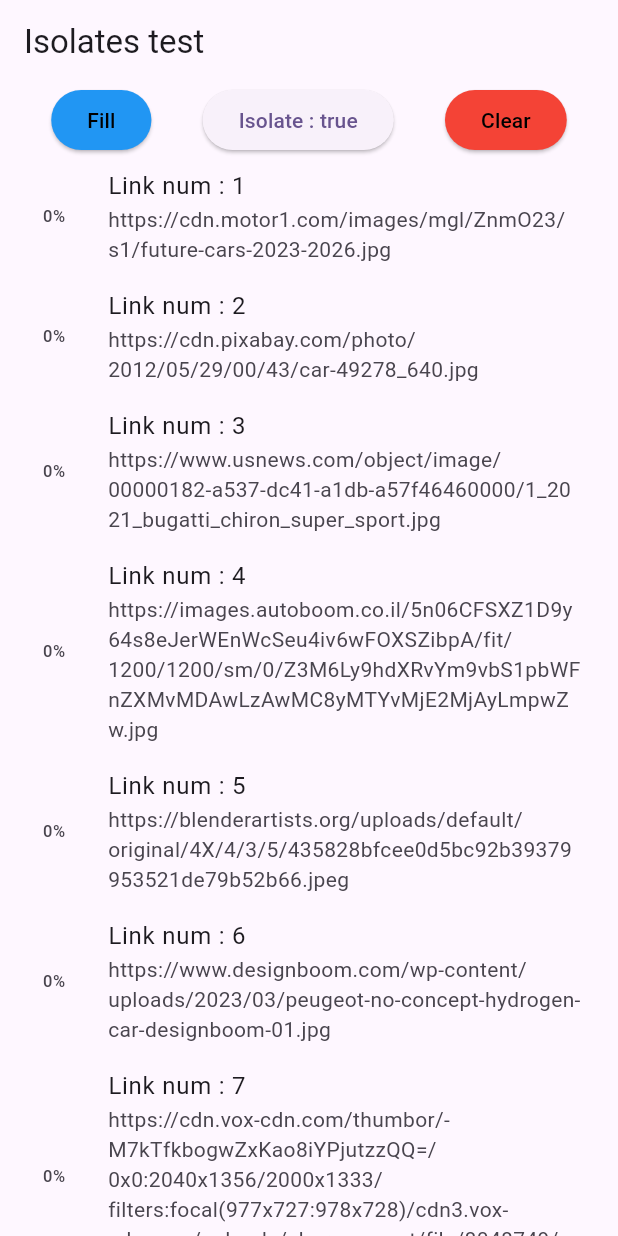
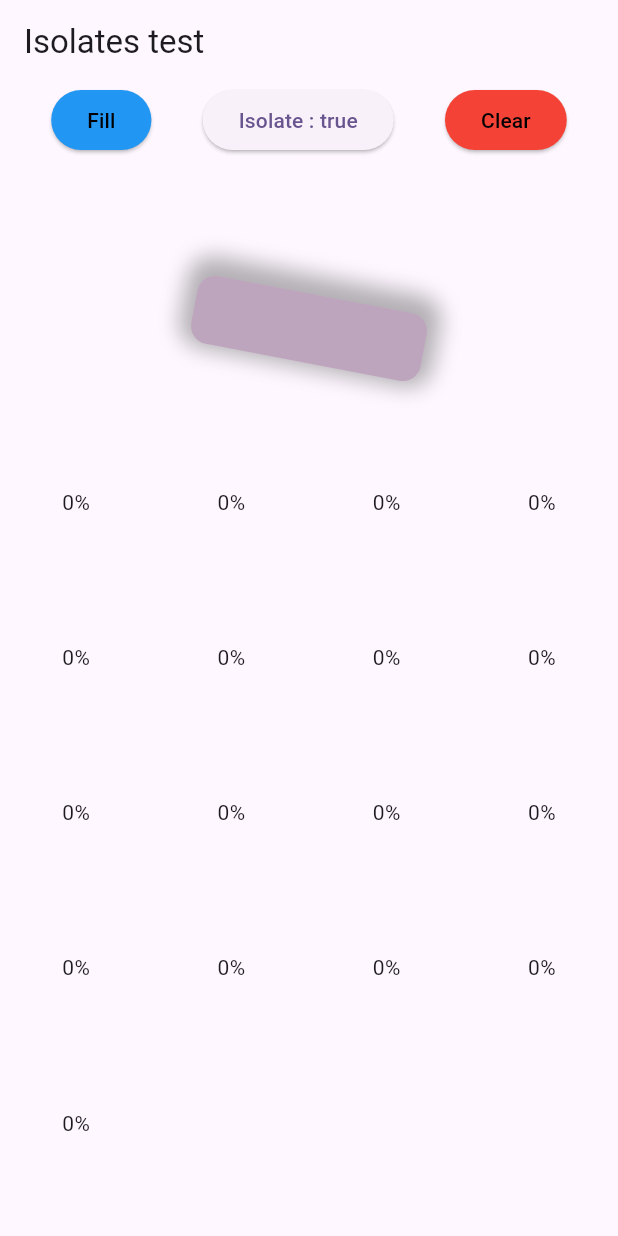
Before and after one commit to saharvx9/image_download_isolate, a Flutter app: the screen it shows after launch, after a tap on "Fill", on a phone screen of 412 x 824 dp. Run offline on Flutter 3.47's test engine with Material 3 defaults, Android fonts, the phone set to English and light mode, and no system bars.

Commit message:
Add animation and counter fps

```diff
--- /dev/null
+++ b/lib/fps_counter.dart
@@ -0,0 +1,43 @@
+
+import 'package:flutter/scheduler.dart';
+
+class FPSCounter {
+  int _frameCount = 0;
+  double _totalFPS = 0;
+  int _fpsCount = 0;
+  Duration _startTime = Duration.zero;
+  bool _shouldDoWork = false;
+
+  void init() {
+    SchedulerBinding.instance.addPersistentFrameCallback((timeStamp) {
+      if (!_shouldDoWork) return;
+      if (_startTime == Duration.zero) {
+        _startTime = timeStamp;
+      }
+
+      _frameCount++;
+
+      final elapsed = timeStamp - _startTime;
+
+      if (elapsed > const Duration(seconds: 1)) {
+        double fps = _frameCount / elapsed.inSeconds;
+        _totalFPS += fps;
+        _fpsCount++;
+        double averageFPS = _totalFPS / _fpsCount;
+        _startTime = timeStamp;
+        _frameCount = 0;
+        print('Current FPS: $fps, Average FPS: $averageFPS');
+      }
+    });
+  }
+
+  void start() {
+    _shouldDoWork = true;
+  }
+
+  void stop() {
+    _shouldDoWork = false;
+    _totalFPS = 0;
+    _fpsCount = 0;
+  }
+}
--- a/lib/home_page.dart
+++ b/lib/home_page.dart
@@ -1,8 +1,11 @@
+import 'package:download_image_isolate/fps_counter.dart';
 import 'package:download_image_isolate/imagenetwork/concurrency_image_netowrk.dart';
 import 'package:download_image_isolate/imagenetwork/core/image_downloader.dart';
+import 'package:download_image_isolate/infinite_animation.dart';
 import 'package:download_image_isolate/local_images.dart';
 import 'package:flutter/cupertino.dart';
 import 'package:flutter/material.dart';
+import 'package:flutter/widgets.dart';
 
 class HomePage extends StatefulWidget {
   const HomePage({super.key});
@@ -14,12 +17,14 @@ class HomePage extends StatefulWidget {
 class _HomePageState extends State<HomePage> {
   final _images = <String>[];
   var _useIsolates = true;
+  final _fpsCounter = FPSCounter();
 
   void _clear() {
     ImageDownloader.instance.clear();
     setState(() {
       _images.clear();
     });
+    _fpsCounter.stop();
   }
 
   void _changeDownloadType() {
@@ -29,10 +34,17 @@ class _HomePageState extends State<HomePage> {
   }
 
   void _fill() {
+    _fpsCounter.start();
     _images.clear();
     setState(() {
       _images.addAll(images);
     });
+  }
+
+  @override
+  void initState() {
+    _fpsCounter.init();
+    super.initState();
   }
 
   @override
@@ -57,14 +69,17 @@ class _HomePageState extends State<HomePage> {
                   child: const Text("Clear")),
             ],
           ),
+          const Padding(
+            padding: EdgeInsets.only(top:100.0,bottom: 50),
+            child: InfiniteAnimation(),
+          ),
           Expanded(
-            child: ListView.builder(
+            child: GridView.builder(
+                gridDelegate: const SliverGridDelegateWithFixedCrossAxisCount(
+                    crossAxisCount: 4, crossAxisSpacing: 2, mainAxisSpacing: 2),
+                padding: EdgeInsets.zero,
                 itemCount: _images.length,
-                itemBuilder: (_, index) => ListTile(
-                      leading: ConcurrencyImageNetwork(url: _images[index]),
-                      title: Text("Link num : ${index + 1}"),
-                      subtitle: Text(_images[index]),
-                    )),
+                itemBuilder: (_, index) => ConcurrencyImageNetwork(url: _images[index])),
           ),
         ],
       ),
--- a/lib/imagenetwork/concurrency_image_netowrk.dart
+++ b/lib/imagenetwork/concurrency_image_netowrk.dart
@@ -4,9 +4,8 @@ import 'package:flutter/material.dart';
 
 class ConcurrencyImageNetwork extends StatefulWidget {
   final String url;
-  final double size;
 
-  const ConcurrencyImageNetwork({super.key, required this.url, this.size = 20.0});
+  const ConcurrencyImageNetwork({super.key, required this.url});
 
   @override
   State<ConcurrencyImageNetwork> createState() => _ConcurrencyImageNetworkState();
@@ -17,23 +16,25 @@ class _ConcurrencyImageNetworkState extends State<ConcurrencyImageNetwork> {
 
   @override
   Widget build(BuildContext context) {
-    return SizedBox.fromSize(
-      size: Size.fromRadius(widget.size),
-      child: StreamBuilder<ImageState>(
+    return StreamBuilder<ImageState>(
         stream: _bloc.downLoadImage(widget.url),
         initialData: Loading(widget.url, 0),
         builder: (context, snapshot) {
           final state = snapshot.data!;
           return AnimatedSwitcher(
             duration: const Duration(milliseconds: 200),
+            switchInCurve: Curves.decelerate,
+            switchOutCurve: Curves.decelerate,
             transitionBuilder: (child, animation) => ScaleTransition(
               scale: animation,
-                child: ClipOval(child: SizedBox.fromSize(size: Size.fromRadius(widget.size), child: child)),
+              child: child,
             ),
             child: switch (state) {
-                Result(image: final image) => Image.memory(
+              Result(image: final image) => SizedBox.expand(
+                child: Image.memory(
                     image,
-                    fit: BoxFit.cover,
+                    fit: BoxFit.fill,
+                  ),
               ),
               Loading(progress: final progress) => Stack(
                   alignment: Alignment.center,
@@ -48,7 +49,6 @@ class _ConcurrencyImageNetworkState extends State<ConcurrencyImageNetwork> {
               Error(message: final message) => Text("Failed load image : $message"),
             },
           );
-          }),
-    );
+        });
   }
 }
--- a/lib/imagenetwork/core/image_downloader.dart
+++ b/lib/imagenetwork/core/image_downloader.dart
@@ -1,5 +1,4 @@
 import 'dart:async';
-import 'dart:ffi';
 import 'dart:isolate';
 import 'dart:ui';
 import 'package:download_image_isolate/imagenetwork/core/image_state.dart';
@@ -17,10 +16,9 @@ class ImageDownloader {
   final _imagesMap = <String, ImageState>{};
   final _imagesStream = StreamController<Map<String, ImageState>>.broadcast();
 
-
   Future<void> _init() async {
-    if(_completerInitIsolate?.isCompleted == true) return;
-    if(_completerInitIsolate == null){
+    if (_completerInitIsolate?.isCompleted == true) return;
+    if (_completerInitIsolate == null) {
       _completerInitIsolate = Completer();
     } else {
       await _completerInitIsolate!.future;
@@ -38,16 +36,16 @@ class ImageDownloader {
       }
     });
     final result = await receivePort.first;
-    if(result == true) {
+    if (result == true) {
       _completerInitIsolate!.complete();
     }
   }
 
-  void enableIsolates(bool enable){
+  void enableIsolates(bool enable) {
     _useIsolates = enable;
   }
 
-  void clear(){
+  void clear() {
     _imagesMap.clear();
   }
 
@@ -81,8 +79,7 @@ class ImageDownloader {
     final request = http.Request('GET', Uri.parse(url));
     final response = await httpClient.send(request);
     List<int> bytes = [];
-    response.stream.listen(
-      (List<int> chunk) {
+    response.stream.listen((List<int> chunk) {
         // Update progress
         bytes.addAll(chunk);
         final progress = bytes.length / response.contentLength!;
@@ -98,7 +95,7 @@ class ImageDownloader {
     );
   }
 
-  static void _downloadImageIsolate(SendPort sendPort) async {
+  static void _downloadImageIsolate(SendPort sendPort) {
     // Create a receive port to listen for download tasks
     final taskPort = ReceivePort();
 
@@ -108,7 +105,7 @@ class ImageDownloader {
     sendPort.send(true);
 
     // Listen for incoming download tasks
-    await for (var message in taskPort) {
+    taskPort.listen((message) async {
       if (message is Map) {
         final url = message['url'] as String;
         final replyTo = message['port'] as SendPort;
@@ -136,6 +133,6 @@ class ImageDownloader {
           cancelOnError: true,
         );
       }
-    }
+    });
   }
 }
--- /dev/null
+++ b/lib/infinite_animation.dart
@@ -0,0 +1,92 @@
+import 'dart:math';
+
+import 'package:flutter/material.dart';
+
+class InfiniteAnimation extends StatefulWidget {
+  const InfiniteAnimation({super.key});
+
+  @override
+  State<InfiniteAnimation> createState() => _InfiniteAnimationState();
+}
+
+class _InfiniteAnimationState extends State<InfiniteAnimation> with SingleTickerProviderStateMixin {
+  late final AnimationController _controller = AnimationController(
+    vsync: this,
+    duration: const Duration(milliseconds: 2000),
+  )..repeat();
+
+  late final Animation<double> _rotation = Tween<double>(
+    begin: 0,
+    end: 2 * pi,
+  ).animate(_controller);
+
+  late final Animation<double> _scale = Tween<double>(
+    begin: 1,
+    end: 2,
+  ).animate(_controller);
+
+  late final Animation<Color?> _color = ColorTween(
+    begin: Colors.blue,
+    end: Colors.red,
+  ).animate(_controller);
+
+  late final Animation<double> _opacity = Tween<double>(
+    begin: 0.1,
+    end: 1,
+  ).animate(_controller);
+
+  late final Animation<double> _shadow = Tween<double>(
+    begin: 0,
+    end: 10,
+  ).animate(_controller);
+
+  late final Animation<ShapeBorder?> _shape = ShapeBorderTween(
+    begin: RoundedRectangleBorder(borderRadius: BorderRadius.circular(0)),
+    end: const CircleBorder(),
+  ).animate(_controller);
+
+  late final Animation<double> _width = Tween<double>(
+    begin: 50,
+    end: 300,
+  ).animate(_controller);
+
+  @override
+  Widget build(BuildContext context) {
+    return AnimatedBuilder(
+      animation: _controller,
+      builder: (context, child) {
+        return Transform.rotate(
+          angle: _rotation.value,
+          child: Transform.scale(
+            scale: _scale.value,
+            child: Opacity(
+              opacity: _opacity.value,
+              child: Container(
+                decoration: ShapeDecoration(
+                  color: _color.value,
+                  shape: _shape.value ?? Border.all(),
+                  shadows: [
+                    BoxShadow(
+                      color: Colors.black.withOpacity(0.5),
+                      spreadRadius: _shadow.value,
+                      blurRadius: 7,
+                      offset: const Offset(0, 3),
+                    ),
+                  ],
+                ),
+                width: _width.value,
+                height: 30,
+              ),
+            ),
+          ),
+        );
+      },
+    );
+  }
+
+  @override
+  void dispose() {
+    _controller.dispose();
+    super.dispose();
+  }
+}
--- a/lib/local_images.dart
+++ b/lib/local_images.dart
@@ -7,5 +7,13 @@ const images = [
   "https://www.designboom.com/wp-content/uploads/2023/03/peugeot-no-concept-hydrogen-car-designboom-01.jpg",
   "https://cdn.vox-cdn.com/thumbor/-M7kTfkbogwZxKao8iYPjutzzQQ=/0x0:2040x1356/2000x1333/filters:focal(977x727:978x728)/cdn3.vox-cdn.com/uploads/chorus_asset/file/8048749/DSC03809.jpg",
   "https://www.wsupercars.com/thumbnails/Peugeot/2004-Peugeot-907-Concept-001.jpg",
-  "https://upload.wikimedia.org/wikipedia/commons/3/39/Nissan_GT-R_%28Facelift%29_%E2%80%93_Frontansicht%2C_9._April_2011%2C_D%C3%BCsseldorf.jpg"
+  "https://upload.wikimedia.org/wikipedia/commons/3/39/Nissan_GT-R_%28Facelift%29_%E2%80%93_Frontansicht%2C_9._April_2011%2C_D%C3%BCsseldorf.jpg",
+  "https://www.desktopbackground.org/p/2014/12/27/877882_nature-archives-page-7-of-20-free-wallpapers-full-hd-1080p_5120x3200_h.jpg",
+  "https://www.chromethemer.com/download/hd-wallpapers/dragon-ball-super-super-7680x4320.jpg",
+  "https://www.chromethemer.com/wallpapers/chromebook-wallpapers/images/960/dbs-goku-chromebook-wallpaper.jpg",
+  "https://images.alphacoders.com/789/789452.jpg",
+  "https://images3.alphacoders.com/128/1283573.jpg",
+  "https://images2.alphacoders.com/711/711450.jpg",
+  "https://images.unsplash.com/photo-1580273916550-e323be2ae537?q=80&w=2160&auto=format&fit=crop&ixlib=rb-4.0.3&ixid=M3wxMjA3fDB8MHxwaG90by1wYWdlfHx8fGVufDB8fHx8fA%3D%3D",
+  "https://images.unsplash.com/photo-1492144534655-ae79c964c9d7?q=80&w=3383&auto=format&fit=crop&ixlib=rb-4.0.3&ixid=M3wxMjA3fDB8MHxwaG90by1wYWdlfHx8fGVufDB8fHx8fA%3D%3D"
 ];
```
Lines whose indentation alone changed are shown as unchanged.
